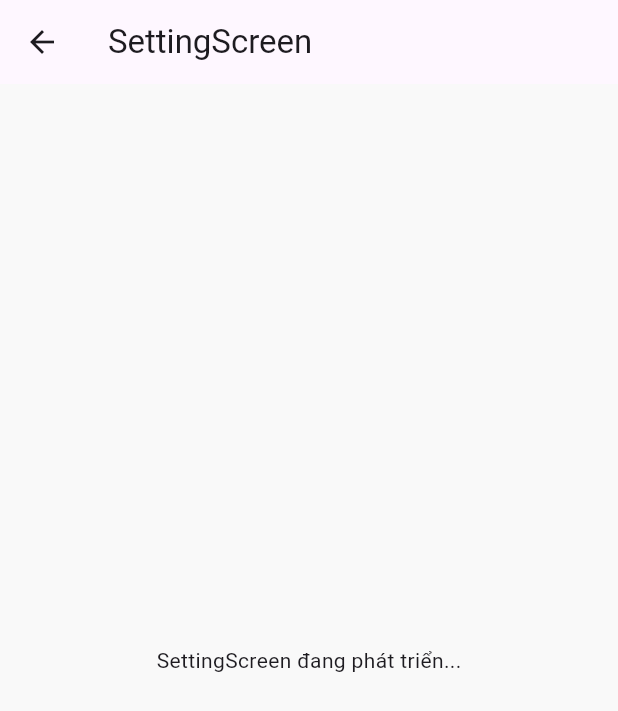
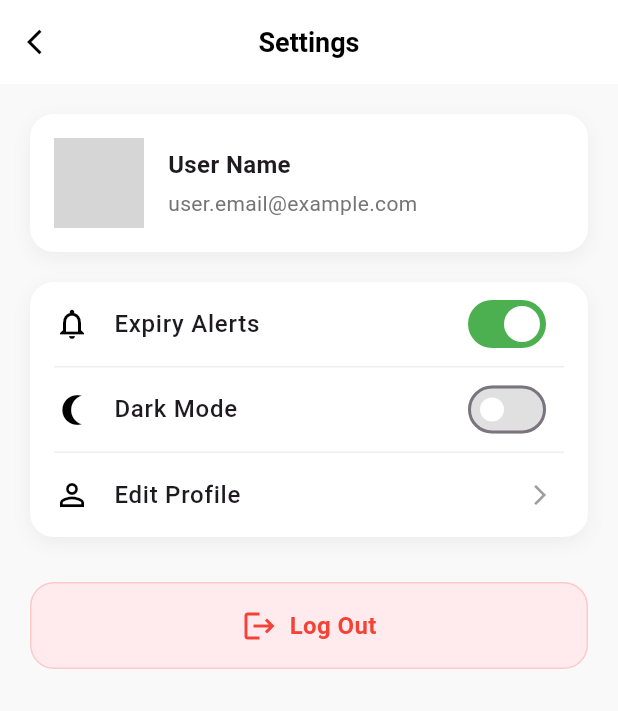
Before and after one commit to DungLV1324/BepTroLy, a Flutter app: the SettingScreen screen opened directly, on a phone screen of 412 x 824 dp. Shown: the top 711 px of the screen. Run offline on Flutter 3.47's test engine with Material 3 defaults, Android fonts, the phone set to English and light mode, and no system bars; our stand-ins replace cloud_firestore, firebase_auth, firebase_core, flutter_dotenv, flutter_local_notifications, flutter_timezone and 3 more; accounts and stored records are empty; network calls fail; grey boxes are pictures that could not be loaded.

Commit message:
update setting

```diff
--- a/lib/app_routes.dart
+++ b/lib/app_routes.dart
@@ -1,15 +1,17 @@
+import 'features/goi_y_mon_an/models/recipe_model.dart';
 import 'features/goi_y_mon_an/views/recipe_detail_screen.dart';
 import 'features/ke_hoach/views/meal_planner_screen.dart';
 import 'package:beptroly/shared/layout/main_scaffold.dart';
 import 'package:flutter/material.dart';
 import 'package:go_router/go_router.dart';
-import 'package:beptroly/shared/layout/main_scaffold.dart';
 import 'features/auth/views/login_screen.dart';
 import 'features/auth/views/register_screen.dart';
 import 'features/goi_y_mon_an/views/recipe_feed_screen.dart';
 import 'features/home/views/home_screen.dart';
-import 'features/goi_y_mon_an/views/recipe_feed_screen.dart';
+import 'features/ke_hoach/views/shopping_list_screen.dart';
 import 'features/kho_nguyen_lieu/views/pantry_screen.dart';
+import 'features/setting/views/edit_profile_screen.dart';
+import 'features/setting/views/setting_screen.dart';
 
 final _rootNavigatorKey = GlobalKey<NavigatorState>();
 final _shellNavigatorHomeKey = GlobalKey<NavigatorState>(debugLabel: 'shellHome');
@@ -36,17 +38,25 @@ final appRouter = GoRouter(
       builder: (context, state) => const RecipeFeedScreen(),
     ),
 
-    // Chi tiết món ăn (Đưa ra ngoài để khớp với lệnh push('/recipe_detail'))
     GoRoute(
       path: '/recipe_detail',
       parentNavigatorKey: _rootNavigatorKey, // Che BottomBar
       builder: (context, state) {
         final recipe = state.extra as RecipeModel;
-        return RecipeDetailScreen(recipes: recipe);
+        return RecipeDetailScreen(recipe: recipe);
       },
     ),
 
-    // --- 2. MÀN HÌNH CÓ BOTTOM BAR (Shell) ---
+    // Route Cài đặt
+    GoRoute(
+      path: '/settings',
+      builder: (context, state) => const SettingScreen(),
+    ),
+    GoRoute(
+      path: '/edit_profile',
+      builder: (context, state) => const EditProfileScreen(),
+    ),
+
     StatefulShellRoute.indexedStack(
       builder: (context, state, navigationShell) {
         return MainScaffold(navigationShell: navigationShell);
--- a/lib/features/home/views/home_screen.dart
+++ b/lib/features/home/views/home_screen.dart
@@ -38,7 +38,7 @@ class _HomeScreenState extends State<HomeScreen> {
               child: Column(
                 crossAxisAlignment: CrossAxisAlignment.start,
                 children: [
-                  _buildHeader(context), // Truyền context để điều hướng
+                  _buildHeader(context),
                   const SizedBox(height: 20),
                   _buildSearchBar(),
                   const SizedBox(height: 30),
@@ -67,7 +67,7 @@ class _HomeScreenState extends State<HomeScreen> {
     );
   }
 
-  Widget _buildHeader() {
+  Widget _buildHeader(BuildContext context) {
     return Row(
       mainAxisAlignment: MainAxisAlignment.spaceBetween,
       children: [
--- a/lib/features/setting/setting.dart
+++ /dev/null
@@ -1,13 +0,0 @@
-import 'package:flutter/material.dart';
-
-class SettingScreen extends StatelessWidget {
-  const SettingScreen({super.key});
-
-  @override
-  Widget build(BuildContext context) {
-    return Scaffold(
-      appBar: AppBar(title: const Text('SettingScreen')),
-      body: const Center(child: Text('SettingScreen đang phát triển...')),
-    );
-  }
-}
--- a/lib/features/setting/views/setting_screen.dart
+++ b/lib/features/setting/views/setting_screen.dart
@@ -5,7 +5,7 @@ import '../viewmodels/setting_view_model.dart';
 
 class SettingScreen extends StatelessWidget {
   const SettingScreen({super.key});
-
+  //
   @override
   Widget build(BuildContext context) {
     return ChangeNotifierProvider(
```
Also changed, not shown: lib/shared/layout/main_scaffold.dart (+0 -13 lines).
